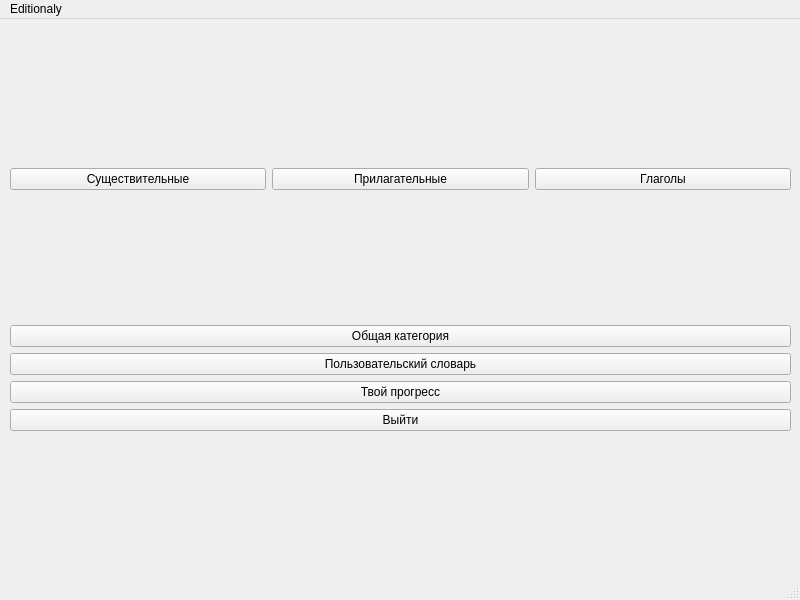
First picture: the form in Word-Flow/mainmenu.ui, repository timowka0304/Word-Flow, before the edit.
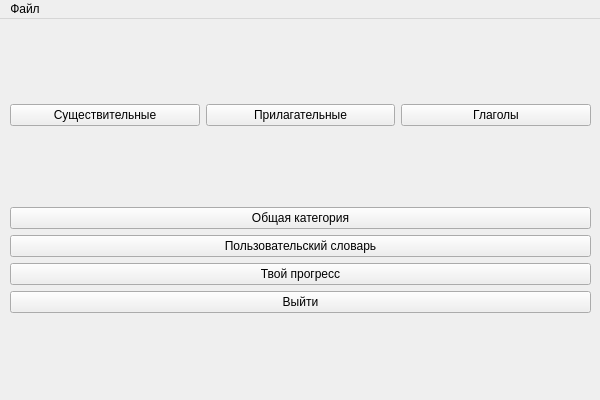
Second picture: the form after the edit.

Commit message: Edited text in menubar

Patch:
```diff
--- a/Word-Flow/mainmenu.ui
+++ b/Word-Flow/mainmenu.ui
@@ -6,8 +6,8 @@
    <rect>
     <x>0</x>
     <y>0</y>
-    <width>800</width>
-    <height>600</height>
+    <width>600</width>
+    <height>400</height>
    </rect>
   </property>
   <property name="windowTitle">
@@ -18,9 +18,9 @@
     <property name="geometry">
      <rect>
       <x>10</x>
-      <y>20</y>
-      <width>781</width>
-      <height>521</height>
+      <y>10</y>
+      <width>581</width>
+      <height>361</height>
      </rect>
     </property>
     <layout class="QVBoxLayout" name="verticalLayout_2">
@@ -89,20 +89,19 @@
     <rect>
      <x>0</x>
      <y>0</y>
-     <width>800</width>
+     <width>600</width>
      <height>22</height>
     </rect>
    </property>
    <widget class="QMenu" name="menuFile">
     <property name="title">
-     <string>Editionaly</string>
+     <string>Файл</string>
     </property>
     <addaction name="actionText"/>
     <addaction name="actionExit"/>
    </widget>
    <addaction name="menuFile"/>
   </widget>
-  <widget class="QStatusBar" name="statusbar"/>
   <action name="actionText">
    <property name="text">
     <string>Information</string>
```
Left out of the diff: 6 changed lines with no effect on the pictures.
